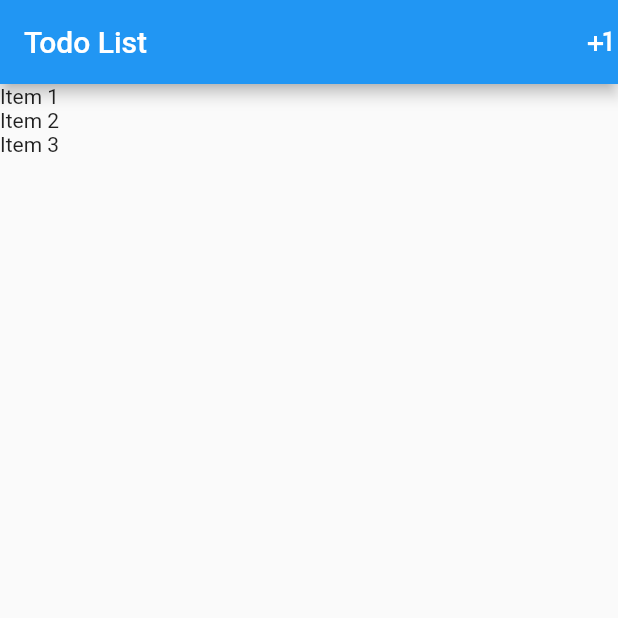
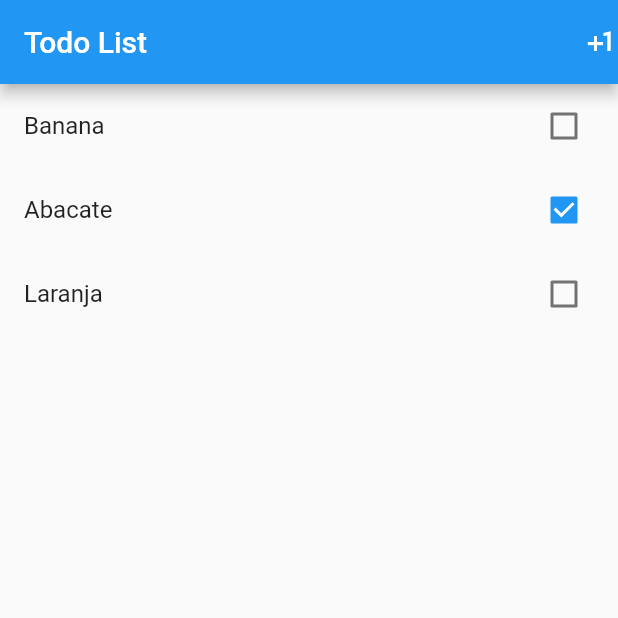
Before and after one commit to aldrinhronchi/ToDo-App, a Flutter app: the screen it shows after launch, on a phone screen of 412 x 824 dp, the top half of it. Run offline on Flutter 3.47's test engine with Material 2 defaults, Android fonts, the phone set to English and light mode, and no system bars.

Commit message:
Aula 7 feita

```diff
--- a/lib/main.dart
+++ b/lib/main.dart
@@ -38,9 +38,9 @@ class HomePage extends StatefulWidget {
 
   HomePage() {
     items = [];
-    items.add(Item(title: "Item 1", done: false));
-    items.add(Item(title: "Item 2", done: true));
-    items.add(Item(title: "Item 3", done: false));
+    items.add(Item(title: "Banana", done: false));
+    items.add(Item(title: "Abacate", done: true));
+    items.add(Item(title: "Laranja", done: false));
   }
 
   @override
@@ -58,7 +58,14 @@ class _HomePageState extends State<HomePage> {
       body: ListView.builder(
         itemCount: widget.items.length,
         itemBuilder: (BuildContext ctxt, int index) {
-          return Text(widget.items[index].title);
+          final item = widget.items[index];
+          return CheckboxListTile(
+              title: Text(item.title),
+              key: Key(item.title),
+              value: item.done,
+              onChanged: (value) {
+                print(value);
+              });
         },
       ),
     );
```
